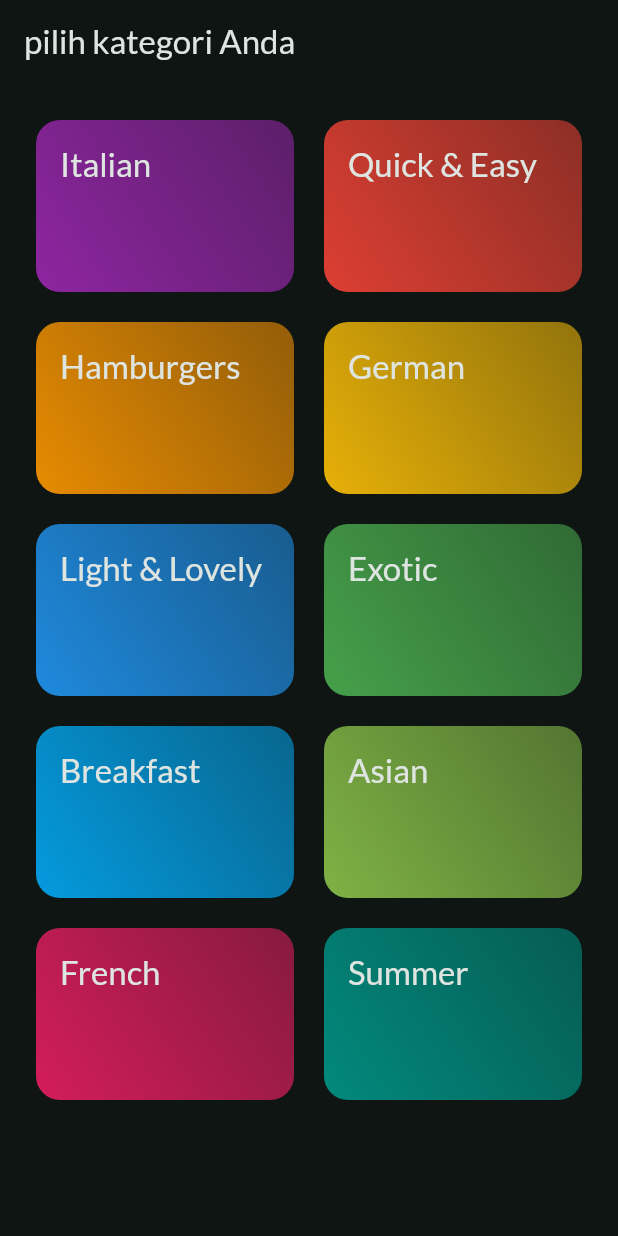
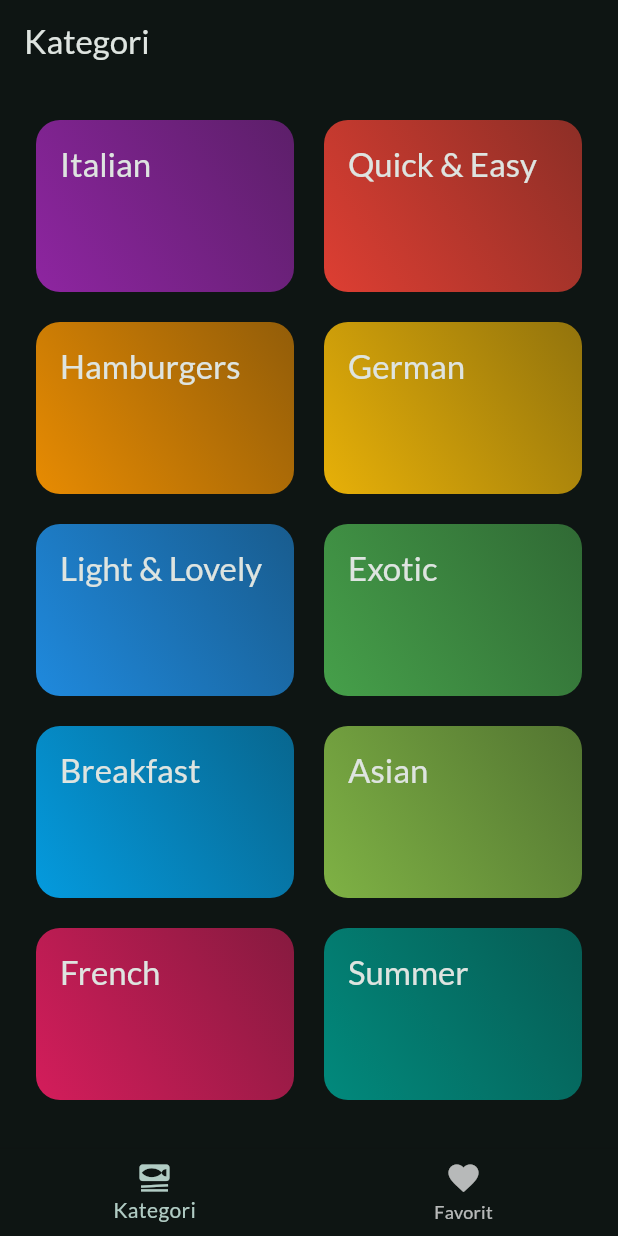
Before and after one commit to syafrialzulmi/belajar-udemy, a Flutter app: the screen it shows after launch, on a phone screen of 412 x 824 dp. Run offline on Flutter 3.47's test engine with Material 2 defaults, Android fonts, the phone set to English and light mode, and no system bars; our stand-ins replace google_fonts, transparent_image.

Commit message:
update tab and favorite

```diff
--- a/flutter_meals_app/lib/main.dart
+++ b/flutter_meals_app/lib/main.dart
@@ -1,5 +1,6 @@
 import 'package:flutter/material.dart';
 import 'package:flutter_meals_app/screens/categories.dart';
+import 'package:flutter_meals_app/screens/tabs.dart';
 import 'package:google_fonts/google_fonts.dart';
 
 final theme = ThemeData(
@@ -22,7 +23,7 @@ class MyApp extends StatelessWidget {
   Widget build(BuildContext context) {
     return MaterialApp(
       theme: theme,
-      home: const CategoriesScreen(),
+      home: const TabsScreen(),
     );
   }
 }
--- a/flutter_meals_app/lib/screens/categories.dart
+++ b/flutter_meals_app/lib/screens/categories.dart
@@ -1,11 +1,17 @@
 import 'package:flutter/material.dart';
 import 'package:flutter_meals_app/data/dummy_data.dart';
 import 'package:flutter_meals_app/models/category.dart';
+import 'package:flutter_meals_app/models/meal.dart';
 import 'package:flutter_meals_app/screens/meals.dart';
 import 'package:flutter_meals_app/widgets/category_grid_item.dart';
 
 class CategoriesScreen extends StatelessWidget {
-  const CategoriesScreen({super.key});
+  const CategoriesScreen({
+    super.key,
+    required this.onToggleFavorite,
+  });
+
+  final void Function(Meal meal) onToggleFavorite;
 
   void _selectedCategory(BuildContext context, Category category) {
     final filteredMeals = dummyMeals
@@ -13,20 +19,18 @@ class CategoriesScreen extends StatelessWidget {
         .toList();
     Navigator.of(context).push(
       MaterialPageRoute(
-        builder: (ctx) =>
-            MealsScreen(title: category.title, meals: filteredMeals),
+        builder: (ctx) => MealsScreen(
+          title: category.title,
+          meals: filteredMeals,
+          onToggleFavorite: onToggleFavorite,
+        ),
       ),
     );
   }
 
   @override
   Widget build(BuildContext context) {
-    return Scaffold(
-      appBar: AppBar(
-        title: const Text("pilih kategori Anda"),
-        centerTitle: false,
-      ),
-      body: GridView(
+    return GridView(
       padding: const EdgeInsets.all(24),
       gridDelegate: const SliverGridDelegateWithFixedCrossAxisCount(
         crossAxisCount: 2,
@@ -44,7 +48,6 @@ class CategoriesScreen extends StatelessWidget {
             },
           )
       ],
-      ),
     );
   }
 }
--- /dev/null
+++ b/flutter_meals_app/lib/screens/tabs.dart
@@ -0,0 +1,85 @@
+import 'package:flutter/material.dart';
+import 'package:flutter_meals_app/models/meal.dart';
+import 'package:flutter_meals_app/screens/categories.dart';
+import 'package:flutter_meals_app/screens/meals.dart';
+
+class TabsScreen extends StatefulWidget {
+  const TabsScreen({super.key});
+
+  @override
+  State<TabsScreen> createState() => _TabsScreenState();
+}
+
+class _TabsScreenState extends State<TabsScreen> {
+  int _selectedPageIndex = 0;
+  final List<Meal> _favoriteMeals = [];
+
+  void _showInfoMessage(String message) {
+    ScaffoldMessenger.of(context).clearSnackBars();
+    ScaffoldMessenger.of(context).showSnackBar(
+      SnackBar(
+        content: Text(message),
+      ),
+    );
+  }
+
+  void _toggleMealFavoriteStatus(Meal meal) {
+    final isExiting = _favoriteMeals.contains(meal);
+
+    if (isExiting) {
+      setState(() {
+        _favoriteMeals.remove(meal);
+      });
+      _showInfoMessage('Makanan bukan lagi favorit');
+    } else {
+      setState(() {
+        _favoriteMeals.add(meal);
+      });
+      _showInfoMessage('Ditandai sebagai favorit');
+    }
+  }
+
+  void _selectPage(int index) {
+    setState(() {
+      _selectedPageIndex = index;
+    });
+  }
+
+  @override
+  Widget build(BuildContext context) {
+    Widget activePage = CategoriesScreen(
+      onToggleFavorite: _toggleMealFavoriteStatus,
+    );
+    var activePageTitle = 'Kategori';
+
+    if (_selectedPageIndex == 1) {
+      activePage = MealsScreen(
+        meals: _favoriteMeals,
+        onToggleFavorite: _toggleMealFavoriteStatus,
+      );
+      activePageTitle = 'Favorit Kamu';
+    }
+
+    return Scaffold(
+      appBar: AppBar(
+        title: Text(activePageTitle),
+        centerTitle: false,
+      ),
+      body: activePage,
+      bottomNavigationBar: BottomNavigationBar(
+        onTap: _selectPage,
+        currentIndex: _selectedPageIndex,
+        items: const [
+          BottomNavigationBarItem(
+            icon: Icon(Icons.set_meal),
+            label: 'Kategori',
+          ),
+          BottomNavigationBarItem(
+            icon: Icon(Icons.favorite),
+            label: 'Favorit',
+          ),
+        ],
+      ),
+    );
+  }
+}
```
Also changed, not shown: flutter_meals_app/lib/screens/meal_details.dart (+69 -5 lines), flutter_meals_app/lib/screens/meals.dart (+10 -3 lines). Lines whose indentation alone changed are shown as unchanged.
